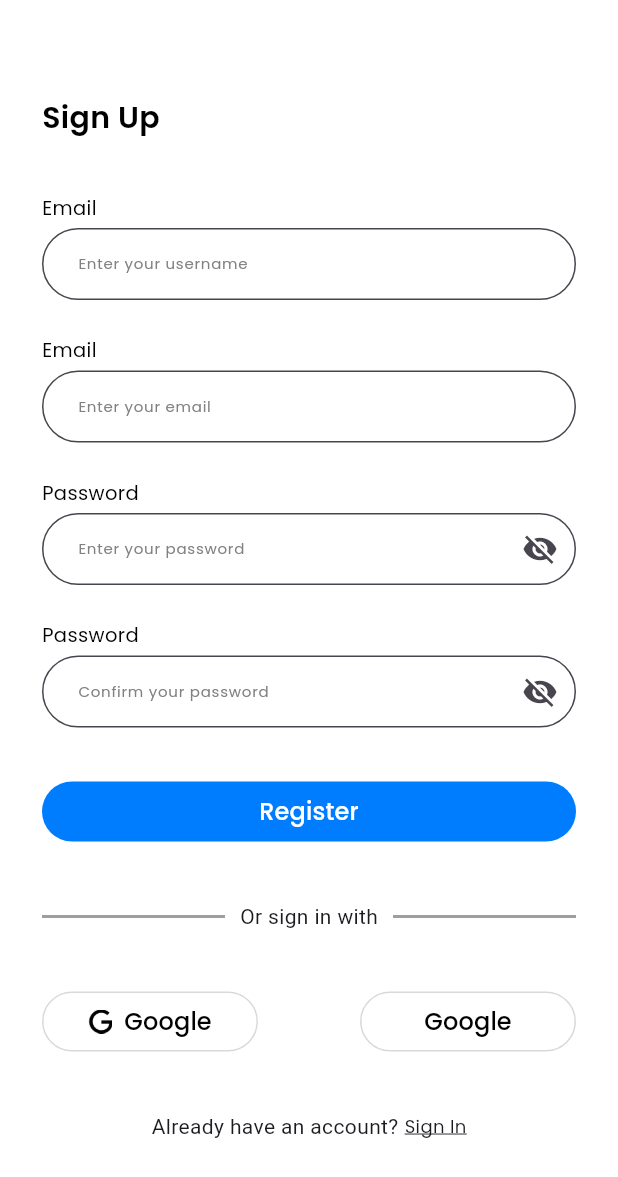
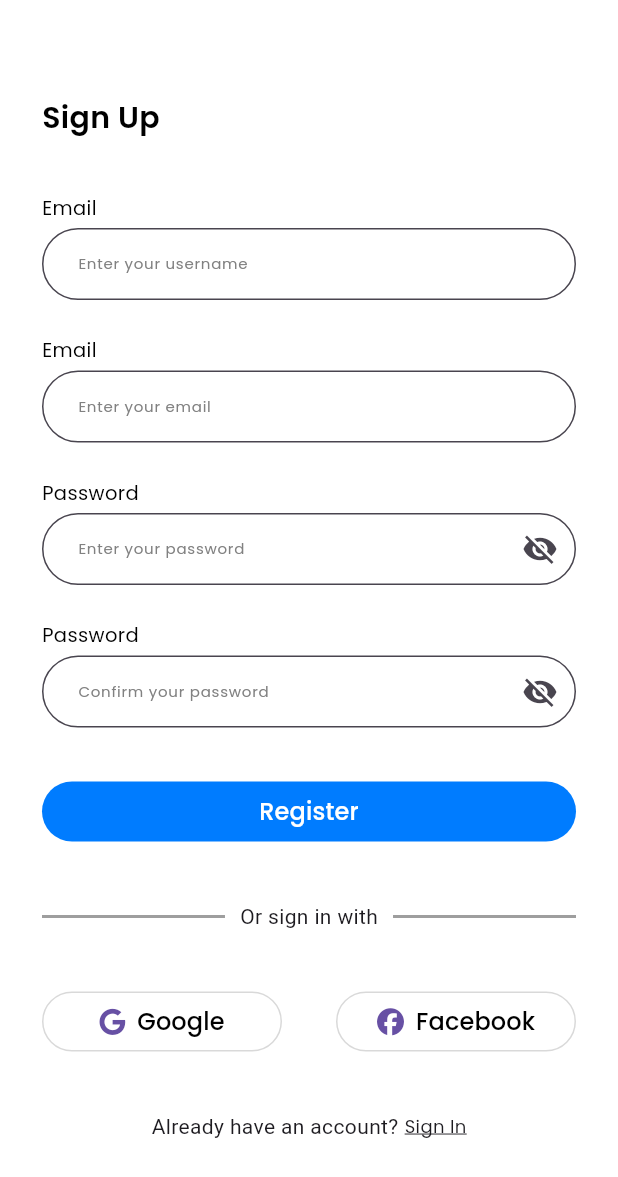
Before and after one commit to MuhammadGalangPradwita/Setoran-APP, a Flutter app: the SignUpPage screen opened directly, on a phone screen of 412 x 824 dp. Shown: the top 1177 px of the screen. Run offline on Flutter 3.47's test engine with Material 3 defaults, Android fonts, the phone set to English and light mode, and no system bars; our stand-ins replace awesome_dialog, font_awesome_flutter, gap, google_fonts, persistent_bottom_nav_bar, pinput.

Commit message:
update button sing up dengan sing in

```diff
--- a/tubes_mobpro/lib/tubes/pages/sign_up_page.dart
+++ b/tubes_mobpro/lib/tubes/pages/sign_up_page.dart
@@ -2,10 +2,12 @@ import 'package:awesome_dialog/awesome_dialog.dart';
 import 'package:flutter/material.dart';
 import 'package:flutter/services.dart';
 import 'package:gap/gap.dart';
+import 'package:font_awesome_flutter/font_awesome_flutter.dart';
 import 'package:tubes_mobpro/tubes/pages/sign_in_page.dart';
 import 'package:tubes_mobpro/tubes/widgets/button_widgets.dart';
 import 'package:tubes_mobpro/tubes/widgets/textField_widget.dart';
 import 'package:google_fonts/google_fonts.dart';
+import 'package:tubes_mobpro/tubes/widgets/google_login_dialog.dart';
 
 class SignUpPage extends StatelessWidget {
   const SignUpPage({super.key});
@@ -56,22 +58,27 @@ class SignUpPage extends StatelessWidget {
                   mainAxisAlignment: MainAxisAlignment.spaceBetween,
                   children: [
                     SizedBox(
-                      width: 144,
+                      width: 160,
                       child: ButtonOutlineWidget(
                         label: "Google",
-                        press: () {},
-                        icon: Container(
-                          width: 16,
-                          height: 16,
-                          child: Image(image: AssetImage('assets/images/google_icon.png')),
-                        ),
+                        press: () {
+                          showDialog(
+                              context: context,
+                              builder: (context) {
+                                return GoogleLoginDialogue();
+                              });
+                        },
+                        icon: FaIcon(FontAwesomeIcons.google),
                       ),
                     ),
                     // Gap(64),
                     SizedBox(
-                        width: 144,
-                        child:
-                            ButtonOutlineWidget(label: "Google", press: () {},)),
+                        width: 160,
+                        child: ButtonOutlineWidget(
+                          label: "Facebook",
+                          press: () {},
+                          icon: FaIcon(FontAwesomeIcons.facebook),
+                        )),
                   ],
                 ),
                 const Gap(36),
```
